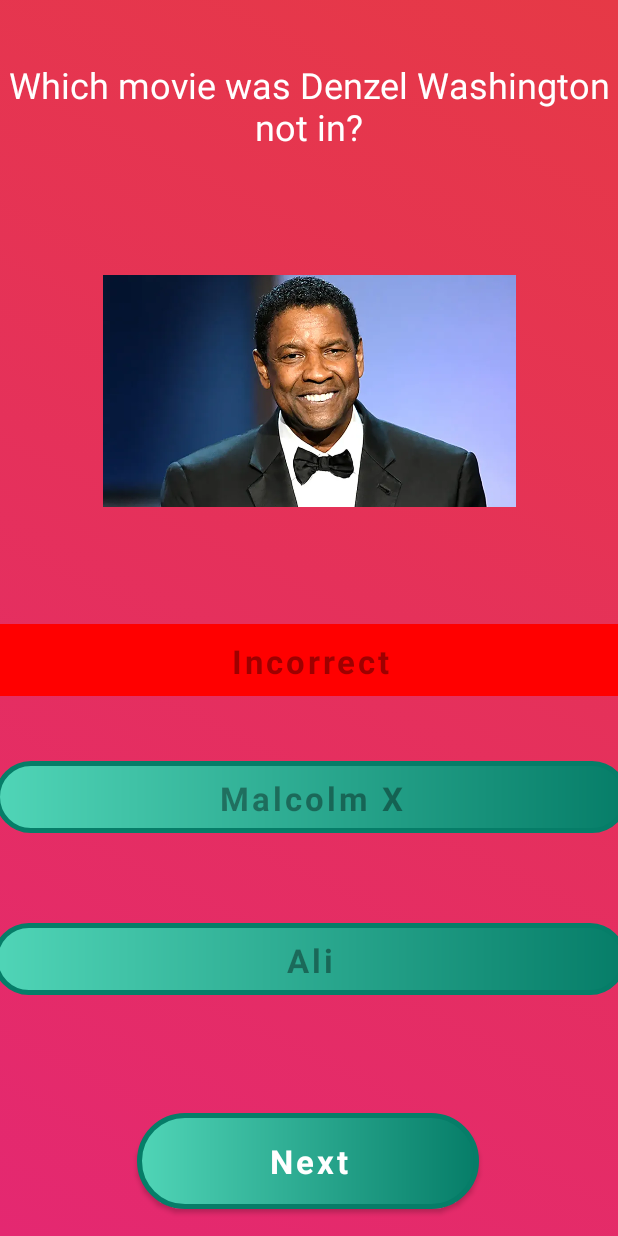
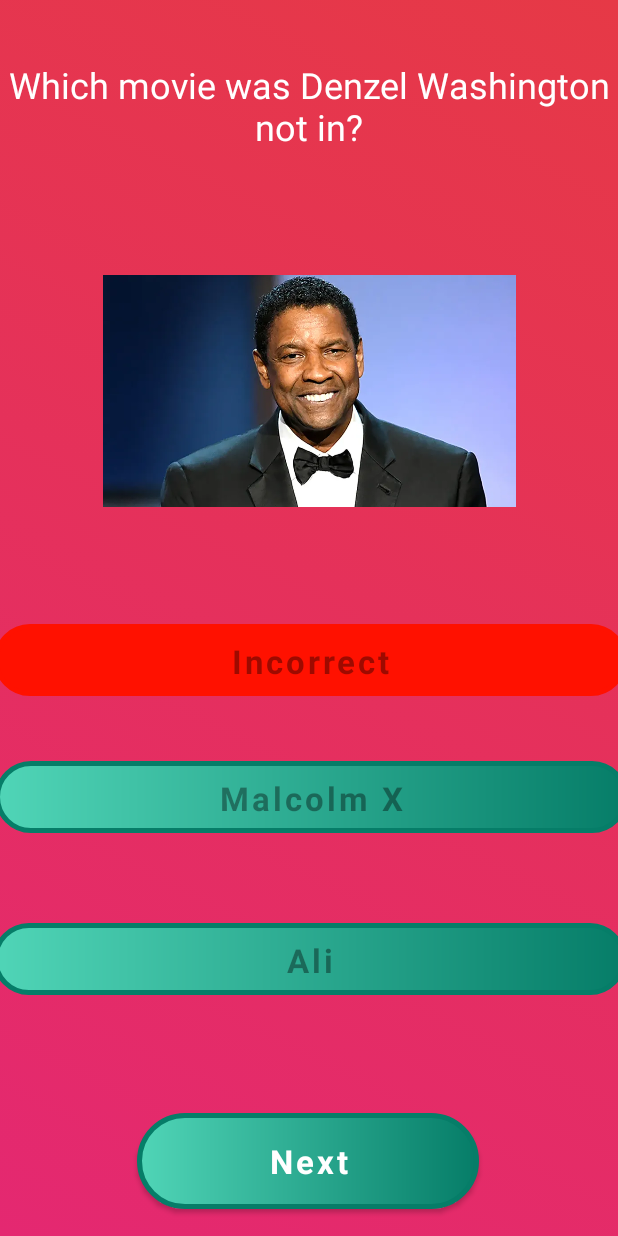
Before and after one commit to nteku/entertainment-trivia, an Android app: the MovieActivity screen opened directly, with no data from a screen before it, after a tap on "Philadelphia", on a phone screen of 412 x 824 dp. Run offline under Robolectric (Android 15) with nearby library versions, the phone set to English and light mode, and no system bars; Roboto replaces fonts that are not available here.

Commit message:
Cleaned up MovieActivity Activity and updated trivia result View

```diff
--- a/app/src/main/java/com/example/entertainment_trivia/MovieActivity.java
+++ b/app/src/main/java/com/example/entertainment_trivia/MovieActivity.java
@@ -30,6 +30,7 @@ import java.io.File;
 import java.io.FileNotFoundException;
 import java.io.IOException;
 import java.io.InputStream;
+import java.text.DecimalFormat;
 import java.util.ArrayList;
 import java.util.Collection;
 import java.util.Collections;
@@ -51,17 +52,17 @@ public class MovieActivity extends AppCompatActivity {
     private Button option3;
     private Button nextButton;
     private String answer;
-    private int questionsCorrect;
-    private int questionsDone = 0;
+    private double questionsCorrect;
+    private double questionsDone = 0;
     private  List <List<String>> log;
     private List <Integer> images;
     private ImageView currentImage;
-    private int totalQuestions;
+    private double totalQuestions;
     private HashMap <Integer,List <String>> info;
     private List <String> currentLog;
-    final private int height =  48;
-    final private int width = 422;
-    //private LinearLayout.LayoutParams params;
+    private double correctPercentage;
+
+
 
 
     @Override
@@ -87,35 +88,28 @@ public class MovieActivity extends AppCompatActivity {
         nextButton = findViewById(R.id.nextButton);
         currentImage = findViewById(R.id.image);
 
-      //  LinearLayout.LayoutParams params = (LinearLayout.LayoutParams)option1.getLayoutParams();
-
-        currentImage.setImageResource( images.get(questionsDone));
-        question.setText(info.get(images.get(questionsDone)).get(0));
-        option1.setText(info.get(images.get(questionsDone)).get(1));
-        option2.setText(info.get(images.get(questionsDone)).get(2));
-        option3.setText(info.get(images.get(questionsDone)).get(3));
-        answer = info.get(images.get(questionsDone)).get(4);
 
 
-        /*
-        question.setText(log.get(questionsDone).get(0));
-        option1.setText( log.get(questionsDone).get(1));
-        option2.setText(log.get(questionsDone).get(2));
-        option3.setText(log.get(questionsDone).get(3));
-        answer = log.get(questionsDone).get(4);
-        */
+        currentImage.setImageResource( images.get((int) questionsDone));
+        question.setText(info.get(images.get((int) questionsDone)).get(0));
+        option1.setText(info.get(images.get((int) questionsDone)).get(1));
+        option2.setText(info.get(images.get((int) questionsDone)).get(2));
+        option3.setText(info.get(images.get((int) questionsDone)).get(3));
+        answer = info.get(images.get( (int) questionsDone)).get(4);
+
+
 
 
         option1.setOnClickListener((v) -> {
             if (option1.getText().equals(answer) ) {
-                option1.setBackgroundColor(Color.parseColor("#00FF00"));
+                option1.setBackground(getResources().getDrawable(R.drawable.correct));
                 option1.setText("Correct");
                 questionsCorrect++;
                 questionsDone++;
                 disableButtons();
             }
             else{
-                option1.setBackgroundColor(Color.parseColor("#FF0000"));
+                option1.setBackground(getResources().getDrawable(R.drawable.incorrect));
                 option1.setText("Incorrect");
                 questionsDone++;
                 disableButtons();
@@ -127,14 +121,14 @@ public class MovieActivity extends AppCompatActivity {
 
         option2.setOnClickListener((v) -> {
             if (option2.getText().equals(answer) ) {
-                option2.setBackgroundColor(Color.parseColor("#00FF00"));
+                option2.setBackground(getResources().getDrawable(R.drawable.correct));
                 option2.setText("Correct");
                 questionsCorrect++;
                 questionsDone++;
                 disableButtons();
             }
             else{
-                option2.setBackgroundColor(Color.parseColor("#FF0000"));
+                option2.setBackground(getResources().getDrawable(R.drawable.incorrect));
                 option2.setText("Incorrect");
                 questionsDone++;
                 disableButtons();
@@ -146,18 +140,15 @@ public class MovieActivity extends AppCompatActivity {
        // TODO : Implement the event handling correct and incorrect xml files for these buttons
         option3.setOnClickListener((v) -> {
             if (option3.getText().equals(answer) ) {
-                option3.setBackgroundColor(Color.parseColor("#00FF00"));
+                option3.setBackground(getResources().getDrawable(R.drawable.correct));
                 option3.setText("Correct");
-                option3.setTextColor(Color.green(5));
                 questionsCorrect++;
                 questionsDone++;
                 disableButtons();
             }
             else{
-                //option3.setBackgroundColor(Color.parseColor("#FF0000"));
                 option3.setText("Incorrect");
                 option3.setBackground(getResources().getDrawable(R.drawable.incorrect));
-               // option3.setTextColor(Color.parseColor("#FF0000"));
                 questionsDone++;
                 disableButtons();
 
@@ -187,17 +178,7 @@ public class MovieActivity extends AppCompatActivity {
     }
     public void initializeLists(){
 
-
-
-         List<String> question1 = new ArrayList<>();
-         List<String> question2 = new ArrayList<>();
-         List <String> question3 = new ArrayList<>();
-
-         currentLog = new ArrayList<>();
-
-
-
-
+        currentLog = new ArrayList<>();
 
 
         try {
@@ -222,35 +203,6 @@ public class MovieActivity extends AppCompatActivity {
             e.printStackTrace();
         }
 
-
-
-         /*
-         question1.add("Which movie was Denzel Washington not in?");
-         question1.add("Philadelphia");
-         question1.add("Malcolm X");
-         question1.add("Ali");
-         question1.add("Ali");
-
-
-        question2.add("What is the highest grossed movie franchise of all time?");
-        question2.add("Star Wars");
-        question2.add("Marvel Cinematic Universe");
-        question2.add("Harry Potter");
-        question2.add( "Marvel Cinematic Universe");
-
-
-        question3.add("Based on this image, what movie did this cast star in?");
-        question3.add("Scooby-Doo");
-        question3.add("Mamma Mia!");
-        question3.add("2 Hearts");
-        question3.add("Scooby-Doo");
-
-
-        log.add(question1);
-        log.add(question2);
-        log.add(question3);
-
-         */
         images.add(R.drawable.denzelwashington);
         images.add( R.drawable.money);
         images.add(R.drawable.scoobydoo);
@@ -261,8 +213,7 @@ public class MovieActivity extends AppCompatActivity {
         }
         Collections.shuffle(images);
 
-        // Create A HashMap that stores an integer and a list, which then have a list of integers which shuffles the order of it
-        // It crashed so now do a log.debug session to see what is the issue
+
     }
 
     public void gameResult(){
@@ -274,13 +225,27 @@ public class MovieActivity extends AppCompatActivity {
                  option2.setVisibility(View.GONE);
                  option3.setVisibility(View.GONE);
                  currentImage.setVisibility(View.GONE);
-                 if (  (double) (questionsCorrect/totalQuestions) > 0.5){
-                     question.setVisibility(View.GONE);
-                     heading.setText("You got " + questionsCorrect + " out of " + totalQuestions + " correct. Good job!");
+                 question.setVisibility(View.GONE);
 
+
+                 correctPercentage = (double) (questionsCorrect/totalQuestions) * 100;
+
+
+
+                 if (   (correctPercentage  >= 0) && (correctPercentage <= 59)){
+                     heading.setText("You got " + (int) questionsCorrect + " out of " + (int) totalQuestions + " correct. Try again.");
+                 }
+                 else if ( (correctPercentage >= 60) && (correctPercentage <= 69)){
+                     heading.setText("You got " + (int) questionsCorrect + " out of " + (int) totalQuestions + " correct. Not looking so good.");
+                 }
+                 else if ( (correctPercentage >= 70) && (correctPercentage <= 79)){
+                     heading.setText("You got " + (int) questionsCorrect + " out of " + (int) totalQuestions + " correct. Could do better.");
+                 }
+                 else if ( (correctPercentage >= 80)  && (correctPercentage <= 89)){
+                     heading.setText("You got " + (int) questionsCorrect + " out of " + (int) totalQuestions + " correct. Great job!");
                  }
                  else{
-                     question.setText("You got " + questionsCorrect + " out of " + totalQuestions + " correct. Better luck next time.");
+                     heading.setText("You got " + (int) questionsCorrect + " out of " + (int) totalQuestions +  " correct. Excellent work!");
                  }
 
 
@@ -298,45 +263,20 @@ public class MovieActivity extends AppCompatActivity {
     public void setBackToDefault( ){
 
 
-        currentImage.setImageResource(images.get(questionsDone));
-        question.setText(info.get(images.get(questionsDone)).get(0));
-        option1.setText( info.get(images.get(questionsDone)).get(1));
-        option2.setText(info.get(images.get(questionsDone)).get(2));
-        option3.setText(info.get(images.get(questionsDone)).get(3));
-        /*
-        question.setText(log.get(questionsDone).get(0));
-        option1.setText( log.get(questionsDone).get(1));
-        option2.setText(log.get(questionsDone).get(2));
-        option3.setText(log.get(questionsDone).get(3));
+        currentImage.setImageResource(images.get((int) questionsDone));
+        question.setText(info.get(images.get((int) questionsDone)).get(0));
+        option1.setText( info.get(images.get((int) questionsDone)).get(1));
+        option2.setText(info.get(images.get((int) questionsDone)).get(2));
+        option3.setText(info.get(images.get((int) questionsDone)).get(3));
 
-         */
-        int dpHeight = (int) (height/ Resources.getSystem().getDisplayMetrics().density);
-        int dpWidth = (int) (width/ Resources.getSystem().getDisplayMetrics().density);
-       // LinearLayout.LayoutParams params = LinearLayout.LayoutParams(LinearLayout.LayoutParams.dpWidth,dpHeight);
         option1.setBackground(getResources().getDrawable(R.drawable.gradient));
-        /*
-        option1.setBackgroundColor(R.drawable.gradient);
-        /*
-        option1.setLayoutParams();
-        option1.setWidth(422);
-        option1.setHeight(48);
-
-
-
-        option2.setBackgroundColor(R.drawable.gradient);
-
-
-
-        option3.setBackgroundColor(R.drawable.gradient);
-
-   */
-
+        option2.setBackground(getResources().getDrawable(R.drawable.gradient));
+        option3.setBackground(getResources().getDrawable(R.drawable.gradient));
 
         option1.setEnabled(true);
         option2.setEnabled(true);
         option3.setEnabled(true);
-        //answer = log.get(questionsDone).get(4);
-        answer = info.get(images.get(questionsDone)).get(4);
+        answer = info.get(images.get((int) questionsDone)).get(4);
 
     }
 
```
